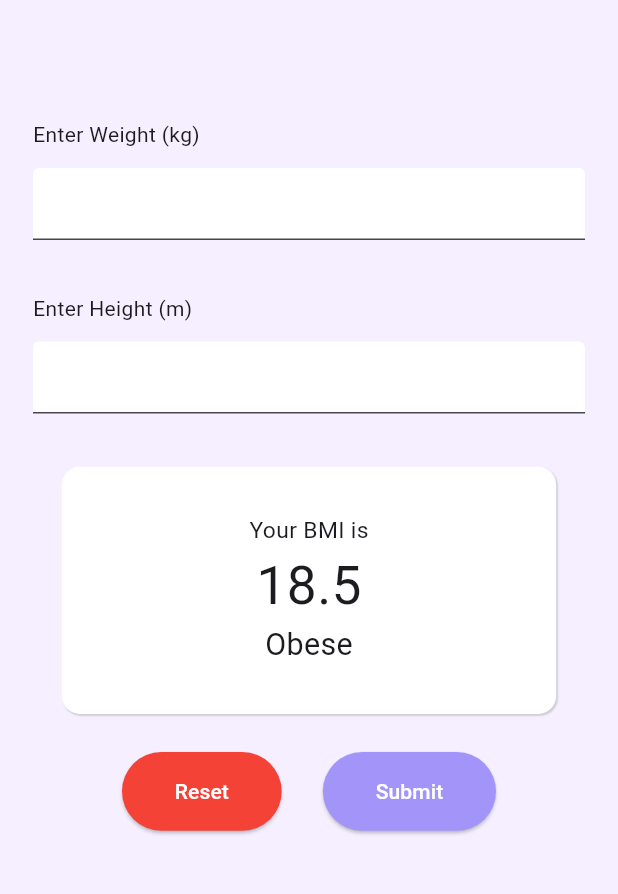
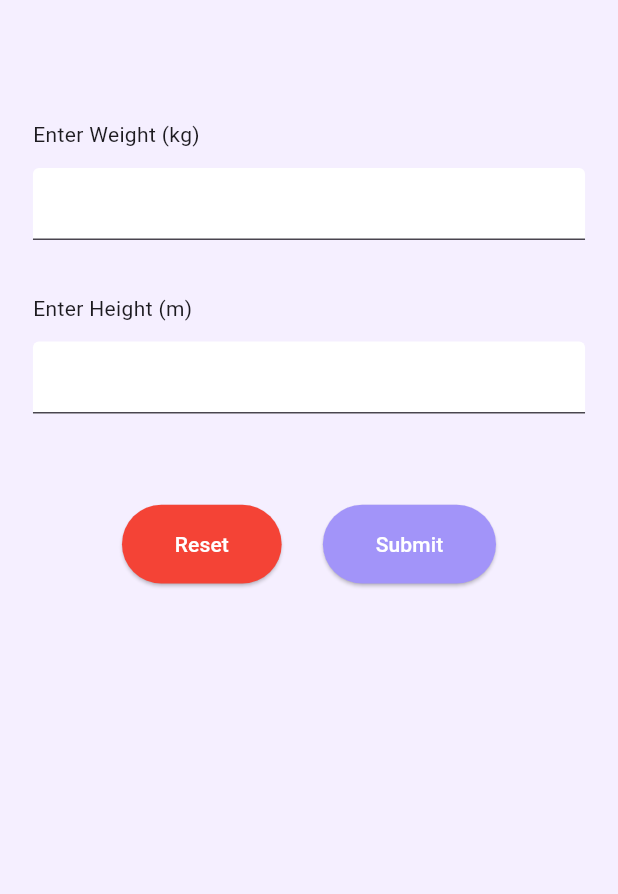
Before and after one commit to roypa123/bmicalculator, a Flutter app: the screen it shows after launch, on a phone screen of 412 x 824 dp, the part 63-957 px from its top. Run offline on Flutter 3.47's test engine with Material 3 defaults, Android fonts, the phone set to English and light mode, and no system bars; our stand-ins replace equatable, flutter_bloc, flutter_screenutil, get_it.

Commit message:
fix: some changes

```diff
--- a/lib/features/main/presentation/bloc/main_state.dart
+++ b/lib/features/main/presentation/bloc/main_state.dart
@@ -1,5 +1,4 @@
 part of 'main_bloc.dart';
-
 
 abstract class MainState extends Equatable {
   const MainState();
@@ -9,3 +8,14 @@ abstract class MainState extends Equatable {
 }
 
 class MainInitial extends MainState {}
+
+class SubmitState extends MainState {
+  const SubmitState(
+      {required this.display, required this.condition, required this.bmi});
+  final bool display;
+  final String condition;
+  final double bmi;
+
+  @override
+  List<Object> get props => [display, condition, bmi];
+}
--- a/lib/features/main/presentation/views/main_screen.dart
+++ b/lib/features/main/presentation/views/main_screen.dart
@@ -1,3 +1,5 @@
+import 'dart:developer';
+
 import 'package:bmicalculator/core/extensions/context_extensions.dart';
 import 'package:bmicalculator/features/main/presentation/bloc/main_bloc.dart';
 import 'package:flutter/material.dart';
@@ -51,7 +53,10 @@ class _MainScreenState extends State<MainScreen> {
           width: double.maxFinite,
           height: double.maxFinite,
           child: SingleChildScrollView(
-            child: Form(
+            child: BlocConsumer<MainBloc, MainState>(
+                listener: (context, state) {},
+                builder: (context, state) {
+                  return Form(
                     key: formKey,
                     child: Column(
                       mainAxisAlignment: MainAxisAlignment.start,
@@ -74,9 +79,10 @@ class _MainScreenState extends State<MainScreen> {
                           controller: heightController,
                         ),
                         25.verticalSpace,
+                        (state is SubmitState && state.display == true) ?
                         Container(
-                    padding:
-                        EdgeInsets.symmetric(horizontal: 10.h, vertical: 10.w),
+                          padding: EdgeInsets.symmetric(
+                              horizontal: 10.h, vertical: 10.w),
                           width: 300.w,
                           height: 150.w,
                           decoration: BoxDecoration(
@@ -95,12 +101,19 @@ class _MainScreenState extends State<MainScreen> {
                             mainAxisAlignment: MainAxisAlignment.center,
                             crossAxisAlignment: CrossAxisAlignment.center,
                             children: [
-                        Text(Strings.yourBmiIs,style: TextStyle(fontSize: 15.sp),),
-                        Text(Strings.number1,style: TextStyle(fontSize: 35.sp),),
-                        Text(Strings.obese,style: TextStyle(fontSize: 20.sp))
+                              Text(
+                                Strings.yourBmiIs,
+                                style: TextStyle(fontSize: 15.sp),
+                              ),
+                              Text(
+                                state.bmi.toStringAsFixed(1),
+                                style: TextStyle(fontSize: 35.sp),
+                              ),
+                              Text(state.condition,
+                                  style: TextStyle(fontSize: 20.sp))
                             ],
                           ),
-                  ),
+                        ): const SizedBox(),
                         25.verticalSpace,
                         Row(
                           mainAxisAlignment: MainAxisAlignment.center,
@@ -115,20 +128,26 @@ class _MainScreenState extends State<MainScreen> {
                               color: AppColors.mainColor,
                               text: Strings.submit,
                               function: () {
+                                log("start");
                                 if (formKey.currentState!.validate()) {
+                                  log("one");
                                   context.read<MainBloc>().add(
                                         SubmitEvent(
-                                      weight: weightController.text.trim(),
-                                      height: heightController.text.trim()),
+                                            weight:
+                                                weightController.text.trim(),
+                                            height:
+                                                heightController.text.trim()),
                                       );
                                 }
+                                log("end");
                               },
                             ),
                           ],
                         ),
                       ],
                     ),
-            ),
+                  );
+                }),
           ),
         ),
       ),
```
Also changed, not shown: lib/features/main/presentation/bloc/main_bloc.dart (+19 -1 lines), extra_file/git_images/image1.jpeg (added), extra_file/git_images/image2.jpeg (added), extra_file/git_images/image3.jpeg (added). Lines whose indentation alone changed are shown as unchanged.
